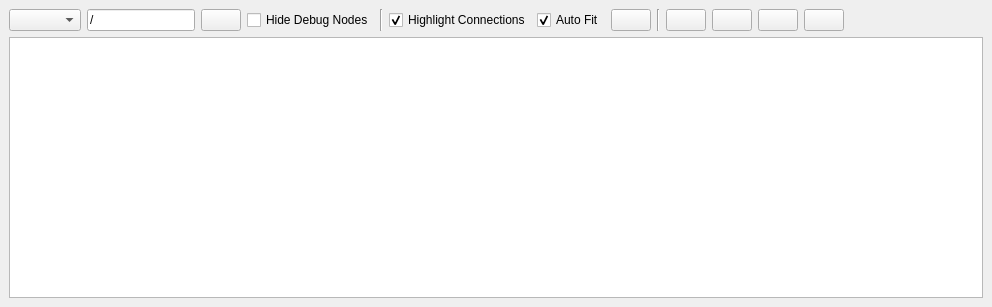
This is rosgui_rosgraph/lib/RosGraph.ui in ros-visualization/rqt as Qt 5 draws it before an edit. The edited form follows.
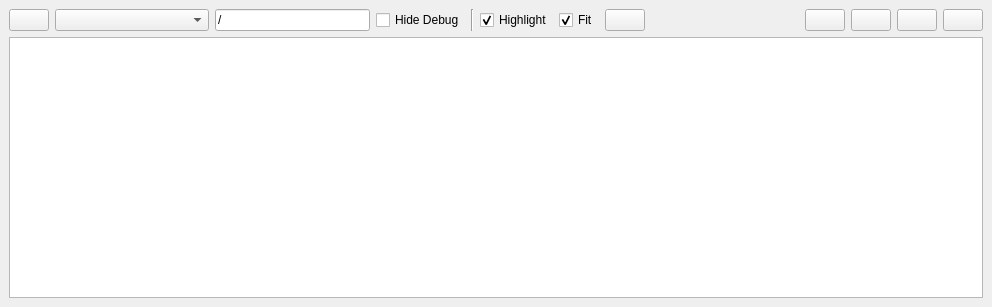
This is the edited form.

Commit message: rosgraph: some interface changes

The edit to the form file:
```diff
--- a/rosgui_rosgraph/lib/RosGraph.ui
+++ b/rosgui_rosgraph/lib/RosGraph.ui
@@ -19,9 +19,22 @@
   <widget class="QWidget" name="dockWidgetContents">
    <layout class="QVBoxLayout" name="verticalLayout" stretch="0,0">
     <item>
-     <layout class="QHBoxLayout" name="horizontalLayout" stretch="0,0,0,0,0,0,0,0,0,0,0,0,0,1">
+     <layout class="QHBoxLayout" name="horizontalLayout" stretch="0,0,0,0,0,0,0,0,0,0,0,0,0">
+      <item>
+       <widget class="QPushButton" name="refresh_graph_push_button">
+        <property name="toolTip">
+         <string>Refresh ROS graph</string>
+        </property>
+       </widget>
+      </item>
       <item>
        <widget class="QComboBox" name="graph_type_combo_box">
+        <property name="sizePolicy">
+         <sizepolicy hsizetype="Expanding" vsizetype="Fixed">
+          <horstretch>0</horstretch>
+          <verstretch>0</verstretch>
+         </sizepolicy>
+        </property>
         <property name="toolTip">
          <string>Choose graph type</string>
         </property>
@@ -37,20 +50,13 @@
         </property>
        </widget>
       </item>
-      <item>
-       <widget class="QPushButton" name="refresh_graph_push_button">
-        <property name="toolTip">
-         <string>Refresh ROS graph</string>
-        </property>
-       </widget>
-      </item>
       <item>
        <widget class="QCheckBox" name="quiet_check_box">
         <property name="toolTip">
          <string>Hide common debugging nodes</string>
         </property>
         <property name="text">
-         <string>Hide Debug Nodes</string>
+         <string>Hide Debug</string>
         </property>
        </widget>
       </item>
@@ -67,7 +73,7 @@
          <string>Highlight incoming and outgoing connections</string>
         </property>
         <property name="text">
-         <string>Highlight Connections</string>
+         <string>Highlight</string>
         </property>
         <property name="checked">
          <bool>true</bool>
@@ -80,7 +86,7 @@
          <string>Fit graph into view on update</string>
         </property>
         <property name="text">
-         <string>Auto Fit</string>
+         <string>Fit</string>
         </property>
         <property name="checked">
          <bool>true</bool>
@@ -94,41 +100,6 @@
         </property>
        </widget>
       </item>
-      <item>
-       <widget class="Line" name="line_2">
-        <property name="orientation">
-         <enum>Qt::Vertical</enum>
-        </property>
-       </widget>
-      </item>
-      <item>
-       <widget class="QPushButton" name="load_dot_push_button">
-        <property name="toolTip">
-         <string>Load DOT graph from file</string>
-        </property>
-       </widget>
-      </item>
-      <item>
-       <widget class="QPushButton" name="save_dot_push_button">
-        <property name="toolTip">
-         <string>Save as DOT graph</string>
-        </property>
-       </widget>
-      </item>
-      <item>
-       <widget class="QPushButton" name="save_as_svg_push_button">
-        <property name="toolTip">
-         <string>Save as SVG</string>
-        </property>
-       </widget>
-      </item>
-      <item>
-       <widget class="QPushButton" name="save_as_image_push_button">
-        <property name="toolTip">
-         <string>Save as image</string>
-        </property>
-       </widget>
-      </item>
       <item>
        <spacer name="horizontalSpacer">
         <property name="orientation">
@@ -142,6 +113,34 @@
         </property>
        </spacer>
       </item>
+      <item>
+       <widget class="QPushButton" name="load_dot_push_button">
+        <property name="toolTip">
+         <string>Load DOT graph from file</string>
+        </property>
+       </widget>
+      </item>
+      <item>
+       <widget class="QPushButton" name="save_dot_push_button">
+        <property name="toolTip">
+         <string>Save as DOT graph</string>
+        </property>
+       </widget>
+      </item>
+      <item>
+       <widget class="QPushButton" name="save_as_svg_push_button">
+        <property name="toolTip">
+         <string>Save as SVG</string>
+        </property>
+       </widget>
+      </item>
+      <item>
+       <widget class="QPushButton" name="save_as_image_push_button">
+        <property name="toolTip">
+         <string>Save as image</string>
+        </property>
+       </widget>
+      </item>
      </layout>
     </item>
     <item>
```
Left out of the diff: 4 changed lines with no effect on the pictures. The commit also changes 1 other file.
